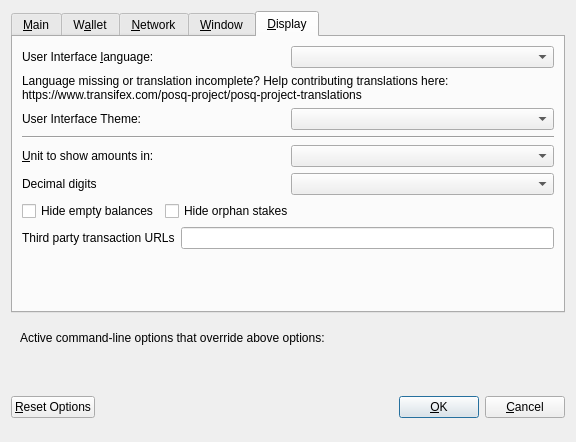
Old version of the form src/qt/forms/optionsdialog.ui in the repository sicXnull/TEST2.
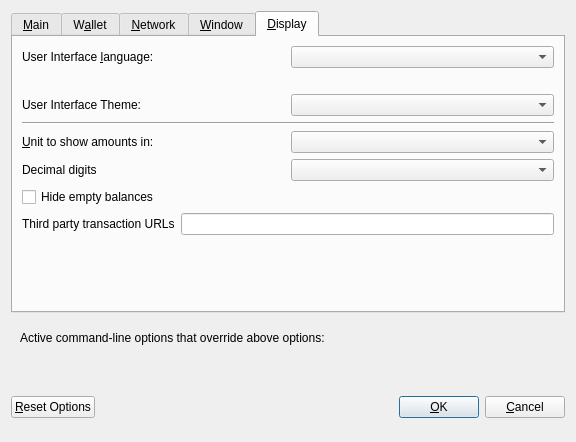
New version of the form. The open tabs and pages were chosen to show the change. Custom widgets are drawn as their Qt base class.

Diff of the .ui file:
```diff
--- a/src/qt/forms/optionsdialog.ui
+++ b/src/qt/forms/optionsdialog.ui
@@ -523,8 +523,6 @@
           <string notr="true"/>
          </property>
          <property name="text">
-          <string>Language missing or translation incomplete? Help contributing translations here:
-https://www.transifex.com/posq-project/posq-project-translations</string>
          </property>
          <property name="wordWrap">
           <bool>true</bool>
@@ -538,7 +536,7 @@
         </widget>
        </item>
        <item>
-        <layout class="QHBoxLayout" name="horizontalLayout_2_Display" stretch="0,0">
+        <layout class="QHBoxLayout" name="horizontalLayout_4_Display" stretch="0,0">
          <item>
           <widget class="QLabel" name="themeLabel">
            <property name="text">
@@ -559,7 +557,7 @@
         </widget>
        </item>
        <item>
-        <layout class="QHBoxLayout" name="horizontalLayout_3_Display">
+        <layout class="QHBoxLayout" name="horizontalLayout_2_Display">
          <item>
           <widget class="QLabel" name="unitLabel">
            <property name="text">
@@ -583,7 +581,7 @@
         </layout>
        </item>
        <item>
-        <layout class="QHBoxLayout" name="horizontalLayout_4_Display">
+        <layout class="QHBoxLayout" name="horizontalLayout_5_Display">
          <item>
           <widget class="QLabel" name="digitsLabel">
            <property name="text">
@@ -597,8 +595,6 @@
         </layout>
        </item>
        <item>
-        <layout class="QHBoxLayout" name="horizontalLayout_5_Display">
-         <item>
           <widget class="QCheckBox" name="checkBoxHideZeroBalances">
            <property name="toolTip">
             <string>Hide empty balances</string>
@@ -612,32 +608,7 @@
           </widget>
          </item>
          <item>
-          <widget class="QCheckBox" name="checkBoxHideOrphans">
-           <property name="toolTip">
-            <string>Hide orphan stakes in transaction lists</string>
-           </property>
-           <property name="text">
-            <string>Hide orphan stakes</string>
-           </property>
-          </widget>
-         </item>
-         <item>
-          <spacer name="horizontalSpacer">
-           <property name="orientation">
-            <enum>Qt::Horizontal</enum>
-           </property>
-           <property name="sizeHint" stdset="0">
-            <size>
-             <width>40</width>
-             <height>20</height>
-            </size>
-           </property>
-          </spacer>
-         </item>
-        </layout>
-       </item>
-       <item>
-        <layout class="QHBoxLayout" name="horizontalLayout_6_Display">
+        <layout class="QHBoxLayout" name="horizontalLayout_3_Display">
          <item>
           <widget class="QLabel" name="thirdPartyTxUrlsLabel">
            <property name="toolTip">
```
Left out of the diff: 19 changed lines with no effect on the pictures. Lines whose indentation alone changed are shown as unchanged.
